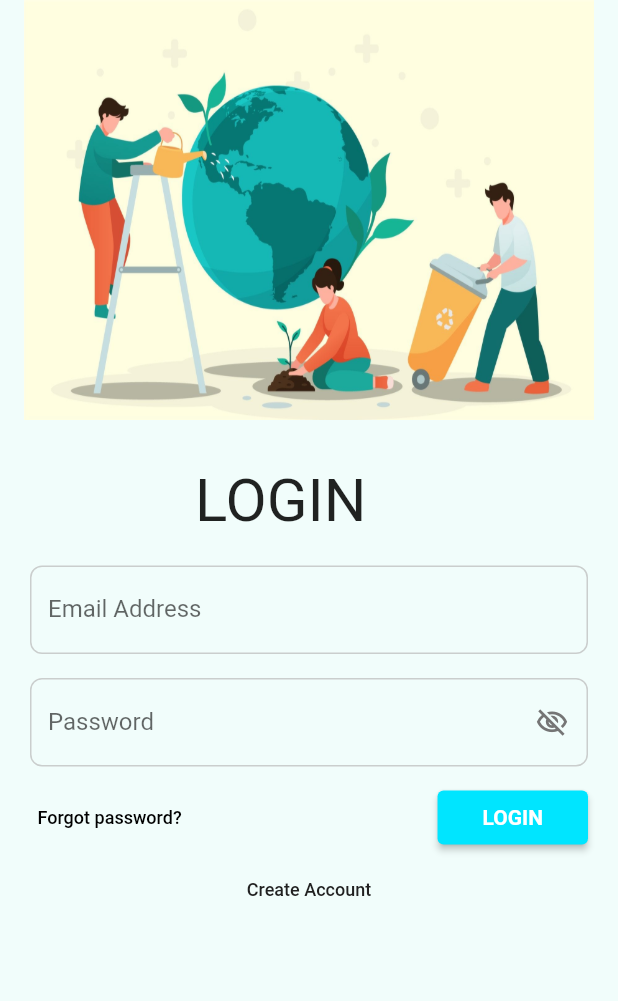
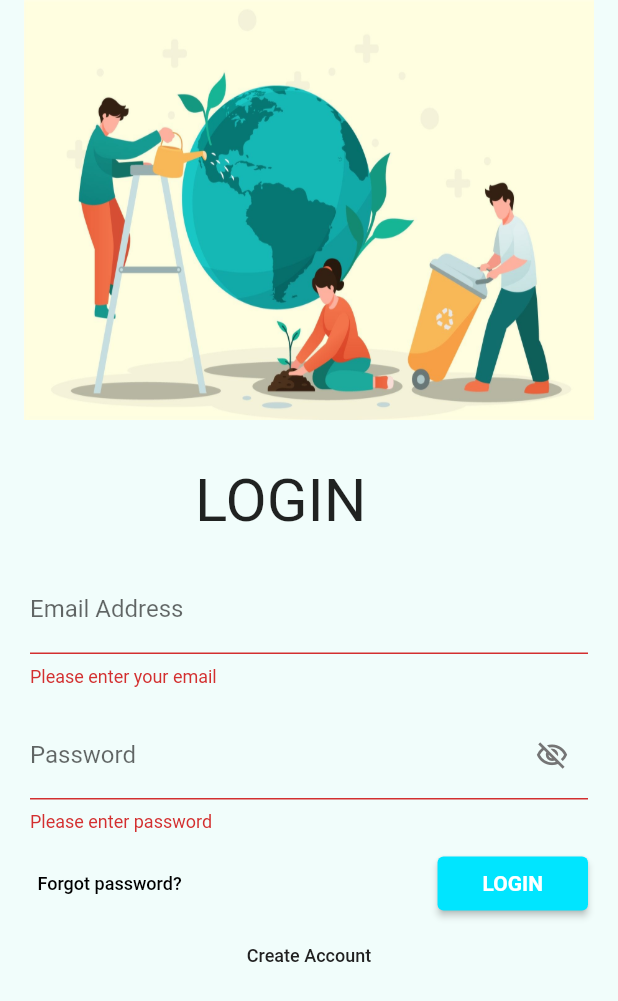
Before and after one commit to 20014013-LamHengYee/r3grow, a Flutter app: the screen it shows after launch, after a tap on "LOGIN", on a phone screen of 412 x 824 dp. Shown: the top 1001 px of the screen. Run offline on Flutter 3.47's test engine with Material 2 defaults, Android fonts, the phone set to English and light mode, and no system bars; our stand-ins replace animated_splash_screen, cloud_firestore, firebase_auth, firebase_core, fluttertoast; missing offline and left inert: flutter_dialogflow; accounts and stored records are empty; Roboto replaces fonts that are missing (Lexend Deca, Poppins).

```diff
--- a/lib/Login/LoginPage.dart
+++ b/lib/Login/LoginPage.dart
@@ -4,6 +4,7 @@
 
 import 'package:firebase_auth/firebase_auth.dart';
 import 'package:flutter/material.dart';
+import 'package:r3grow/Journey/journey.dart';
 import 'package:r3grow/Login/signUpPage.dart';
 import 'package:fluttertoast/fluttertoast.dart';
 
@@ -239,7 +240,10 @@ class _LoginPageWidgetState extends State<LoginPageWidget> {
                                 ),
                               ),
                               ElevatedButton(
-                                onPressed: () {},
+                                onPressed: () {
+                                  signIn((emailController.text),
+                                      passwordController.text);
+                                },
                                 child: const Text(
                                   "LOGIN",
                                   style: TextStyle(
@@ -295,7 +299,14 @@ class _LoginPageWidgetState extends State<LoginPageWidget> {
     if (_formKey.currentState!.validate()) {
       await _auth
           .signInWithEmailAndPassword(email: email, password: password)
-          .then((uid) => {Fluttertoast.showToast(msg: "Login Successful")});
+          .then((uid) => {
+                Fluttertoast.showToast(msg: "Login Successful"),
+                Navigator.of(context).pushReplacement(
+                    MaterialPageRoute(builder: (context) => HomePageWidget()))
+              })
+          .catchError((e) {
+        Fluttertoast.showToast(msg: e!.message);
+      });
       //ScaffoldMessenger.of(context).showSnackBar(SnackBar(
       //content: Text("Login Successful"),
       // ));
--- a/lib/main.dart
+++ b/lib/main.dart
@@ -3,7 +3,7 @@ import 'package:flutter/material.dart';
 import 'package:firebase_core/firebase_core.dart';
 import 'package:r3grow/Login/LoginPage.dart';
 
-void main() async {
+Future<void> main() async {
   WidgetsFlutterBinding.ensureInitialized();
   await Firebase.initializeApp();
   runApp(const MyApp());
```
